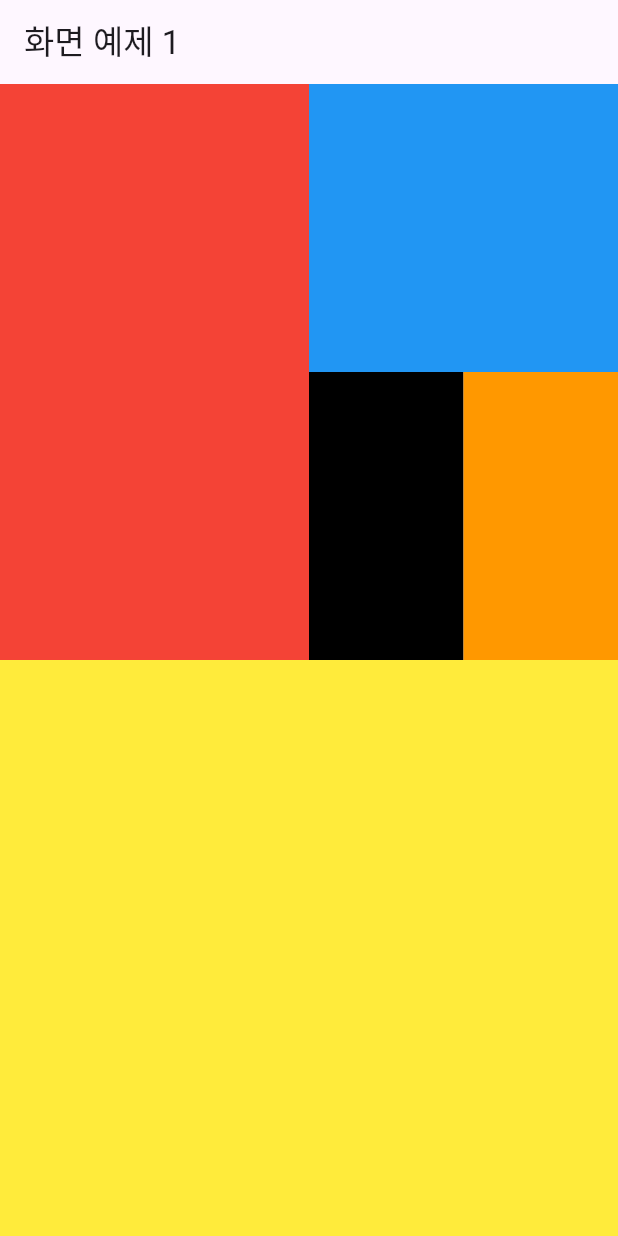
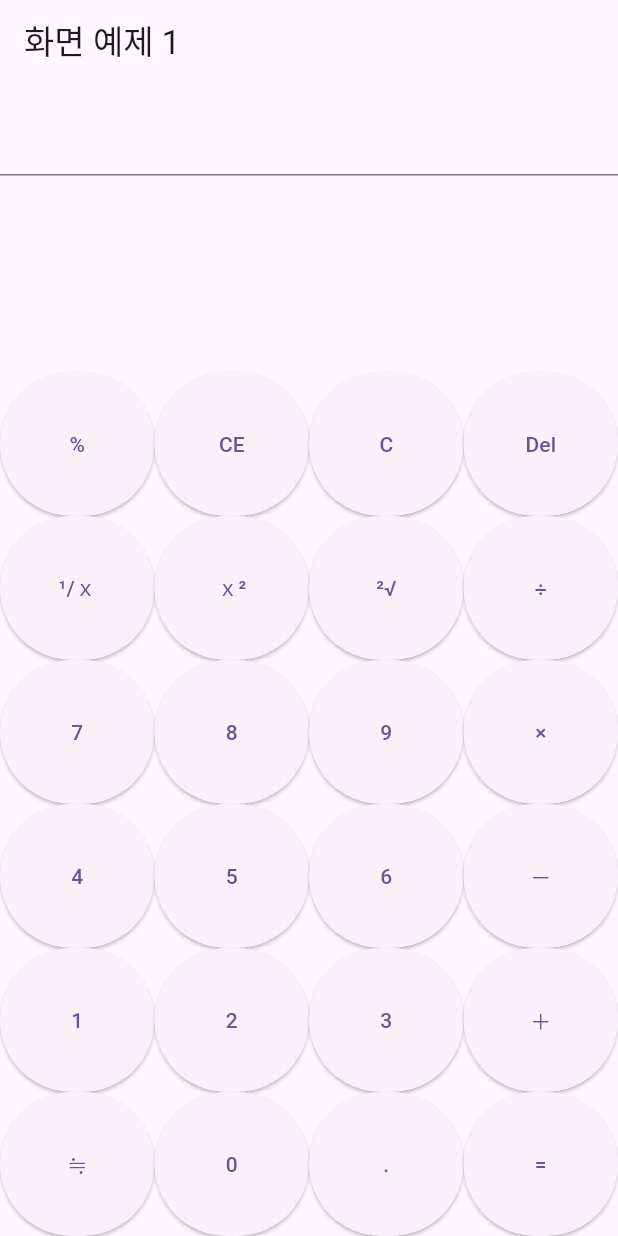
Before and after one commit to Hyun010612/TIL, a Flutter app: the screen it shows after launch, on a phone screen of 412 x 824 dp. Run offline on Flutter 3.47's test engine with Material 3 defaults, Android fonts, the phone set to English and light mode, and no system bars.

Commit message:
FlutterEx2

```diff
--- a/lib/main.dart
+++ b/lib/main.dart
@@ -26,73 +26,88 @@ class MyHomePage extends StatelessWidget {
   Widget build(BuildContext context) {
     return Scaffold(
       appBar: AppBar(title: const Text("화면 예제 1")),
+
       body: Center(  // 화면을 중앙 정렬
         child: Column(
           children: [
-
-            // 🔴 상단 50% 영역
             Expanded(
-              flex: 1,  // 전체 높이의 50%
-              child: Row(
+              flex: 1, // 상단 검은색 영역
+              child: TextField(
+                textAlign: TextAlign.right,
+                style: TextStyle(fontSize: 30),
+              ),
+            ),
+            Expanded(
+              flex: 3,
+              child: Column(
                 children: [
-
-                  // 🔴 왼쪽 영역 (빨간색, 50% 차지)
                   Expanded(
-                    flex: 1, // 좌우로 50%
-                    child: Container(color: Colors.red),
-                  ),
-
-                  // 🔵 오른쪽 영역 (파란색 + 검정 + 주황, 50% 차지)
-                  Expanded(
-                    flex: 1, // 좌우로 50%
-                    child: Column(
+                    child: Row(
                       children: [
-
-                        // 🔵 파란색 (상단 50%)
-                        Expanded(
-                          flex: 1, // 상단의 50%
-                          child: Container(color: Colors.blue),
-                        ),
-
-                        // ⚫🟠 하단 50% (검정 + 주황)
-                        Expanded(
-                          flex: 1, // 하단의 50%
-                          child: Row(
-                            children: [
-
-                              // ⚫ 검정색 (좌측 50%)
-                              Expanded(
-                                flex: 1,
-                                child: Container(color: Colors.black),
-                              ),
-
-                              // 🟠 주황색 (우측 50%)
-                              Expanded(
-                                flex: 1,
-                                child: Container(color: Colors.orange),
-                              ),
-
-                            ],
-                          ),
-                        ),
-
+                        Expanded(child: SizedBox.expand(child: ElevatedButton(onPressed: () {}, child: Text('%')))),
+                        Expanded(child: SizedBox.expand(child: ElevatedButton(onPressed: () {}, child: Text('CE')))),
+                        Expanded(child: SizedBox.expand(child: ElevatedButton(onPressed: () {}, child: Text('C')))),
+                        Expanded(child: SizedBox.expand(child: ElevatedButton(onPressed: () {}, child: Text('Del')))),
                       ],
                     ),
                   ),
-
+                  Expanded(
+                    child: Row(
+                      children: [
+                        Expanded(child: SizedBox.expand(child: ElevatedButton(onPressed: () {}, child: Text('¹/ｘ')))),
+                        Expanded(child: SizedBox.expand(child: ElevatedButton(onPressed: () {}, child: Text('ｘ²')))),
+                        Expanded(child: SizedBox.expand(child: ElevatedButton(onPressed: () {}, child: Text('²√')))),
+                        Expanded(child: SizedBox.expand(child: ElevatedButton(onPressed: () {}, child: Text('÷')))),
+                      ],
+                    ),
+                  ),
+                  Expanded(
+                    child: Row(
+                      children: [
+                        Expanded(child: SizedBox.expand(child: ElevatedButton(onPressed: () {}, child: Text('7')))),
+                        Expanded(child: SizedBox.expand(child: ElevatedButton(onPressed: () {}, child: Text('8')))),
+                        Expanded(child: SizedBox.expand(child: ElevatedButton(onPressed: () {}, child: Text('9')))),
+                        Expanded(child: SizedBox.expand(child: ElevatedButton(onPressed: () {}, child: Text('×')))),
+                      ],
+                    ),
+                  ),
+                  Expanded(
+                    child: Row(
+                      children: [
+                        Expanded(child: SizedBox.expand(child: ElevatedButton(onPressed: () {}, child: Text('4')))),
+                        Expanded(child: SizedBox.expand(child: ElevatedButton(onPressed: () {}, child: Text('5')))),
+                        Expanded(child: SizedBox.expand(child: ElevatedButton(onPressed: () {}, child: Text('6')))),
+                        Expanded(child: SizedBox.expand(child: ElevatedButton(onPressed: () {}, child: Text('－')))),
+                      ],
+                    ),
+                  ),
+                  Expanded(
+                    child: Row(
+                      children: [
+                        Expanded(child: SizedBox.expand(child: ElevatedButton(onPressed: () {}, child: Text('1')))),
+                        Expanded(child: SizedBox.expand(child: ElevatedButton(onPressed: () {}, child: Text('2')))),
+                        Expanded(child: SizedBox.expand(child: ElevatedButton(onPressed: () {}, child: Text('3')))),
+                        Expanded(child: SizedBox.expand(child: ElevatedButton(onPressed: () {}, child: Text('＋')))),
+                      ],
+                    ),
+                  ),
+                  Expanded(
+                    child: Row(
+                      children: [
+                        Expanded(child: SizedBox.expand(child: ElevatedButton(onPressed: () {}, child: Text('≒')))),
+                        Expanded(child: SizedBox.expand(child: ElevatedButton(onPressed: () {}, child: Text('0')))),
+                        Expanded(child: SizedBox.expand(child: ElevatedButton(onPressed: () {}, child: Text('.')))),
+                        Expanded(child: SizedBox.expand(child: ElevatedButton(onPressed: () {}, child: Text('=')))),
+                      ],
+                    ),
+                  ),
                 ],
               ),
             ),
-
-            // 🟡 하단 50% 영역 (노란색)
-            Expanded(
-              flex: 1, // 전체 높이의 50%
-              child: Container(color: Colors.yellow),
-            ),
-
           ],
         ),
       ),
+
     );
   }
 }
```
